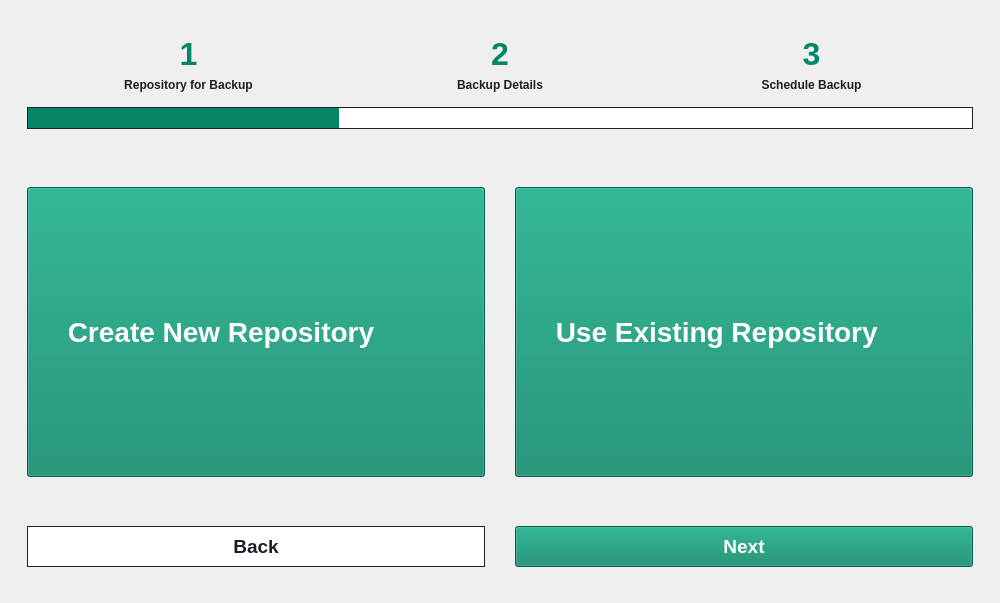
Above: src/gui/tabs/backup_tab.ui from HPE-Backup-and-Recovery-System/ResilioZ before the change. Below: the same form after it.
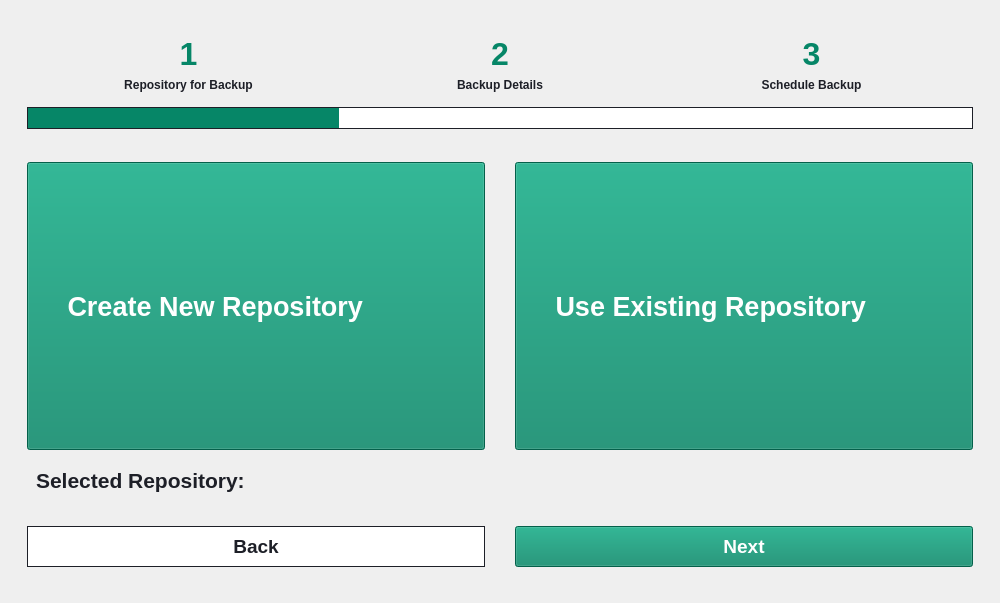
That is the form after the change. The open tabs and pages were chosen to show the change. Icons and pictures are not drawn.

Commit message: Upload, Download Functions for Local Repo; GUI: Selected Repo Info Feature; Logs, Data reside in /home/<username>/ResilioZ

What changed in the file:
```diff
--- a/src/gui/tabs/backup_tab.ui
+++ b/src/gui/tabs/backup_tab.ui
@@ -587,9 +587,7 @@
                   </property>
                   <property name="styleSheet">
                    <string notr="true">QPushButton {
-	padding-top: 128px;
-	padding-bottom: 128px;
-	font-size: 28px;
+	font-size: 20pt;
 }</string>
                   </property>
                   <property name="currentIndex">
@@ -605,79 +603,123 @@
                    <property name="layoutDirection">
                     <enum>Qt::LeftToRight</enum>
                    </property>
+                   <property name="styleSheet">
+                    <string notr="true"/>
+                   </property>
                    <layout class="QGridLayout" name="gridLayout_8">
-                    <property name="leftMargin">
-                     <number>9</number>
-                    </property>
-                    <property name="topMargin">
-                     <number>30</number>
-                    </property>
-                    <property name="rightMargin">
-                     <number>9</number>
-                    </property>
-                    <property name="bottomMargin">
-                     <number>30</number>
-                    </property>
-                    <property name="spacing">
-                     <number>30</number>
-                    </property>
-                    <item row="0" column="1">
-                     <widget class="QPushButton" name="useRepoButton">
-                      <property name="sizePolicy">
-                       <sizepolicy hsizetype="Preferred" vsizetype="Fixed">
-                        <horstretch>0</horstretch>
-                        <verstretch>0</verstretch>
-                       </sizepolicy>
-                      </property>
-                      <property name="layoutDirection">
-                       <enum>Qt::LeftToRight</enum>
-                      </property>
-                      <property name="styleSheet">
-                       <string notr="true"/>
-                      </property>
-                      <property name="text">
-                       <string> Use Existing Repository</string>
-                      </property>
-                      <property name="icon">
-                       <iconset resource="../resources/assets.qrc">
-                        <normaloff>:/assets/icons/icons/box-open.svg</normaloff>:/assets/icons/icons/box-open.svg</iconset>
-                      </property>
-                      <property name="iconSize">
-                       <size>
-                        <width>36</width>
-                        <height>36</height>
-                       </size>
-                      </property>
-                     </widget>
-                    </item>
                     <item row="0" column="0">
-                     <widget class="QPushButton" name="createRepoButton">
-                      <property name="sizePolicy">
-                       <sizepolicy hsizetype="Preferred" vsizetype="Fixed">
-                        <horstretch>0</horstretch>
-                        <verstretch>0</verstretch>
-                       </sizepolicy>
+                     <layout class="QVBoxLayout" name="verticalLayout_9">
+                      <property name="spacing">
+                       <number>9</number>
                       </property>
-                      <property name="layoutDirection">
-                       <enum>Qt::LeftToRight</enum>
-                      </property>
-                      <property name="styleSheet">
-                       <string notr="true"/>
-                      </property>
-                      <property name="text">
-                       <string> Create New Repository</string>
-                      </property>
-                      <property name="icon">
-                       <iconset resource="../resources/assets.qrc">
-                        <normaloff>:/assets/icons/icons/square-plus.svg</normaloff>:/assets/icons/icons/square-plus.svg</iconset>
-                      </property>
-                      <property name="iconSize">
-                       <size>
-                        <width>36</width>
-                        <height>36</height>
-                       </size>
-                      </property>
-                     </widget>
+                      <item>
+                       <layout class="QHBoxLayout" name="horizontalLayout_11">
+                        <property name="spacing">
+                         <number>30</number>
+                        </property>
+                        <item>
+                         <widget class="QPushButton" name="createRepoButton">
+                          <property name="sizePolicy">
+                           <sizepolicy hsizetype="Preferred" vsizetype="Expanding">
+                            <horstretch>0</horstretch>
+                            <verstretch>0</verstretch>
+                           </sizepolicy>
+                          </property>
+                          <property name="layoutDirection">
+                           <enum>Qt::LeftToRight</enum>
+                          </property>
+                          <property name="styleSheet">
+                           <string notr="true"/>
+                          </property>
+                          <property name="text">
+                           <string> Create New Repository</string>
+                          </property>
+                          <property name="icon">
+                           <iconset resource="../resources/assets.qrc">
+                            <normaloff>:/assets/icons/icons/square-plus.svg</normaloff>:/assets/icons/icons/square-plus.svg</iconset>
+                          </property>
+                          <property name="iconSize">
+                           <size>
+                            <width>36</width>
+                            <height>36</height>
+                           </size>
+                          </property>
+                         </widget>
+                        </item>
+                        <item>
+                         <widget class="QPushButton" name="useRepoButton">
+                          <property name="sizePolicy">
+                           <sizepolicy hsizetype="Preferred" vsizetype="Expanding">
+                            <horstretch>0</horstretch>
+                            <verstretch>0</verstretch>
+                           </sizepolicy>
+                          </property>
+                          <property name="layoutDirection">
+                           <enum>Qt::LeftToRight</enum>
+                          </property>
+                          <property name="styleSheet">
+                           <string notr="true"/>
+                          </property>
+                          <property name="text">
+                           <string> Use Existing Repository</string>
+                          </property>
+                          <property name="icon">
+                           <iconset resource="../resources/assets.qrc">
+                            <normaloff>:/assets/icons/icons/box-open.svg</normaloff>:/assets/icons/icons/box-open.svg</iconset>
+                          </property>
+                          <property name="iconSize">
+                           <size>
+                            <width>36</width>
+                            <height>36</height>
+                           </size>
+                          </property>
+                         </widget>
+                        </item>
+                       </layout>
+                      </item>
+                      <item>
+                       <widget class="QWidget" name="repoWidget" native="true">
+                        <property name="layoutDirection">
+                         <enum>Qt::LeftToRight</enum>
+                        </property>
+                        <property name="styleSheet">
+                         <string notr="true">QLabel#repoInfoLabel {
+	font-weight: 700;
+	color: rgb(6, 134, 103);
+}
+
+QLabel {
+	font-size: 16pt;	
+}</string>
+                        </property>
+                        <layout class="QGridLayout" name="gridLayout_20">
+                         <item row="0" column="0">
+                          <widget class="QLabel" name="repoLabel">
+                           <property name="styleSheet">
+                            <string notr="true"/>
+                           </property>
+                           <property name="text">
+                            <string>Selected Repository:</string>
+                           </property>
+                          </widget>
+                         </item>
+                         <item row="0" column="1">
+                          <widget class="QLabel" name="repoInfoLabel">
+                           <property name="sizePolicy">
+                            <sizepolicy hsizetype="Expanding" vsizetype="Preferred">
+                             <horstretch>0</horstretch>
+                             <verstretch>0</verstretch>
+                            </sizepolicy>
+                           </property>
+                           <property name="text">
+                            <string>&lt;NONE&gt;</string>
+                           </property>
+                          </widget>
+                         </item>
+                        </layout>
+                       </widget>
+                      </item>
+                     </layout>
                     </item>
                    </layout>
                   </widget>
```
Left out of the diff: 126 changed lines with no effect on the pictures. The commit also changes 22 other files.
